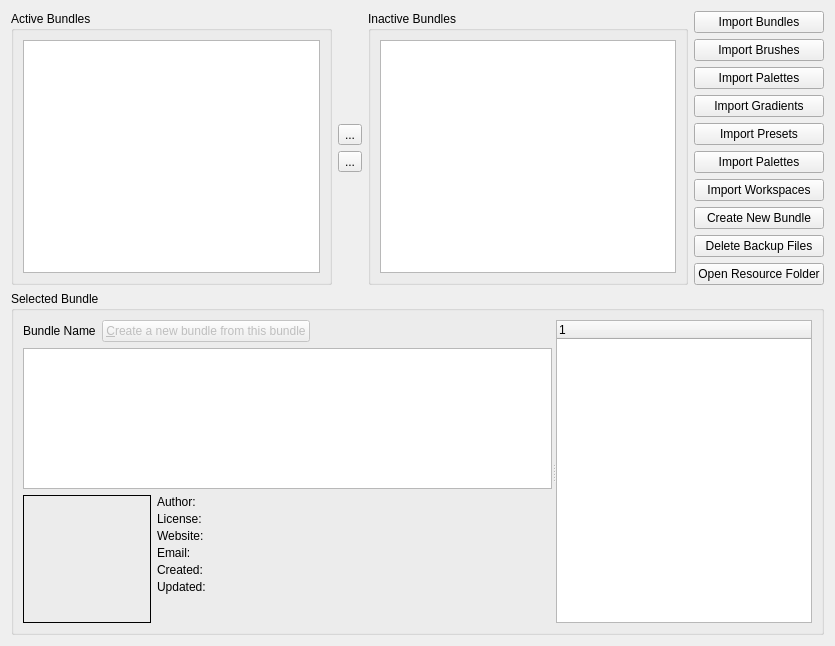
KDE/krita, file plugins/extensions/resourcemanager/wdgdlgbundlemanager.ui: the form before one commit.
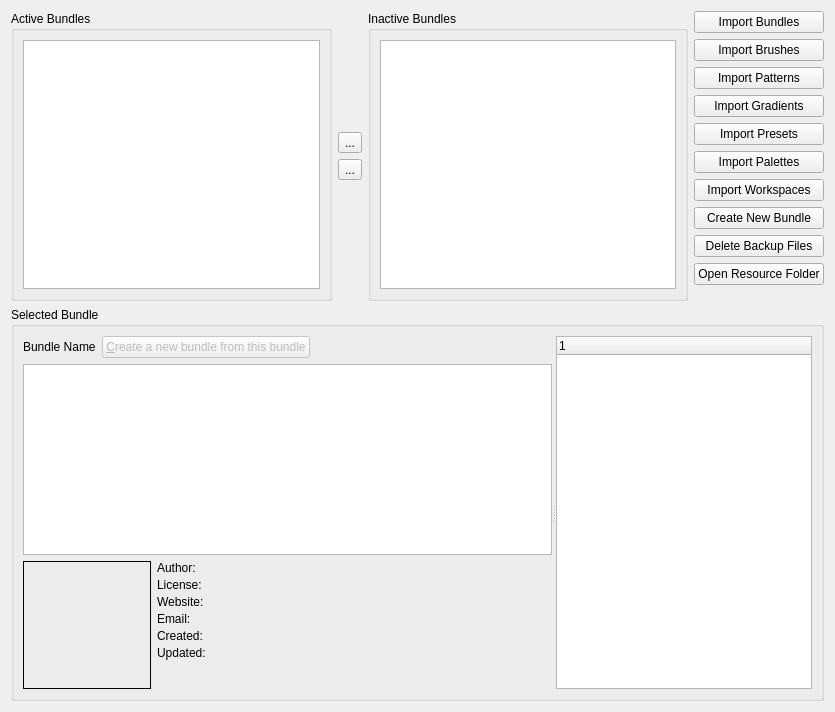
The form after the commit.

Commit message: Connect to the new resource import slots

```diff
--- a/plugins/extensions/resourcemanager/wdgdlgbundlemanager.ui
+++ b/plugins/extensions/resourcemanager/wdgdlgbundlemanager.ui
@@ -7,7 +7,7 @@
     <x>0</x>
     <y>0</y>
     <width>835</width>
-    <height>646</height>
+    <height>712</height>
    </rect>
   </property>
   <layout class="QGridLayout" name="gridLayout_2">
@@ -153,7 +153,7 @@
      <item>
       <widget class="QPushButton" name="importBundleButton_3">
        <property name="text">
-        <string>Import Palettes</string>
+        <string>Import Patterns</string>
        </property>
       </widget>
      </item>
```
Left out of the diff: 14 changed lines with no effect on the pictures. The commit also changes 3 other files.
